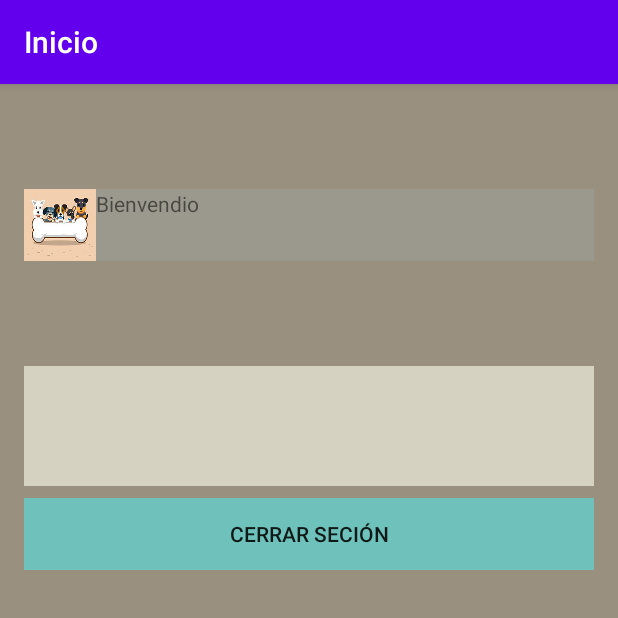
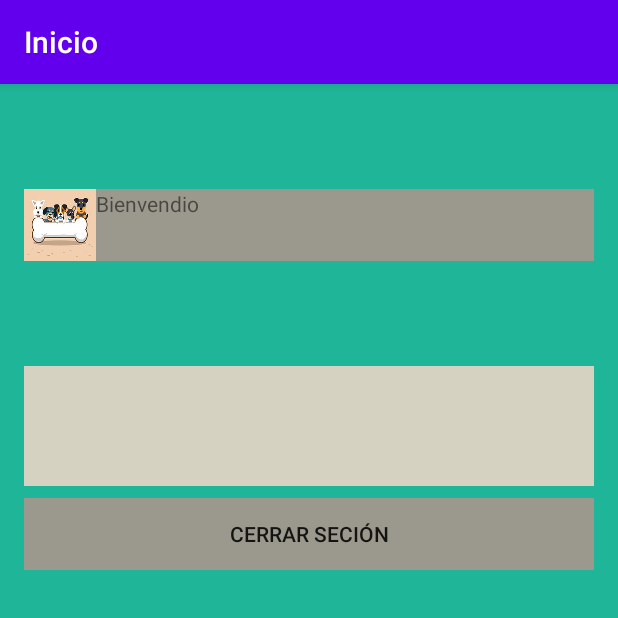
Before and after one commit to Anitacas/Homelessanimals, an Android app: the HomeActivity screen opened directly, with no data from a screen before it, on a phone screen of 412 x 824 dp, the top half of it. Run offline under Robolectric (Android 15) with nearby library versions, the phone set to English and light mode, and no system bars; our stand-ins replace Firebase (no records; nobody signed in at launch, a user with empty details on screens opened directly).

Commit message:
cambiandole color a mi diseño
Signed-off-by: Anitacas <66044381+Anitacas@users.noreply.github.com>

```diff
--- a/app/src/main/res/layout/activity_home.xml
+++ b/app/src/main/res/layout/activity_home.xml
@@ -4,7 +4,7 @@
     xmlns:tools="http://schemas.android.com/tools"
     android:layout_width="match_parent"
     android:layout_height="match_parent"
-    android:background="#99907f"
+    android:background="#1FB598"
     tools:context=".HomeActivity">
 
     <LinearLayout
@@ -59,7 +59,7 @@
                 android:layout_width="wrap_content"
                 android:layout_height="wrap_content"
                 android:layout_weight="1"
-                android:background="#6ec2bb"
+                android:background="#9b998d"
                 android:text="Cerrar Seción" />
         </LinearLayout>
 
```
